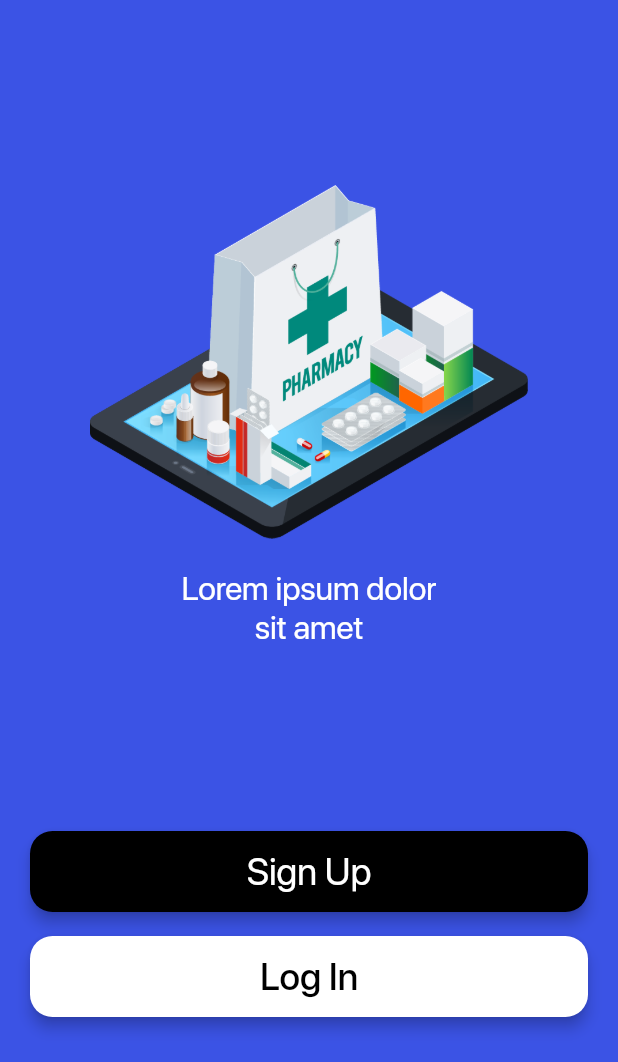
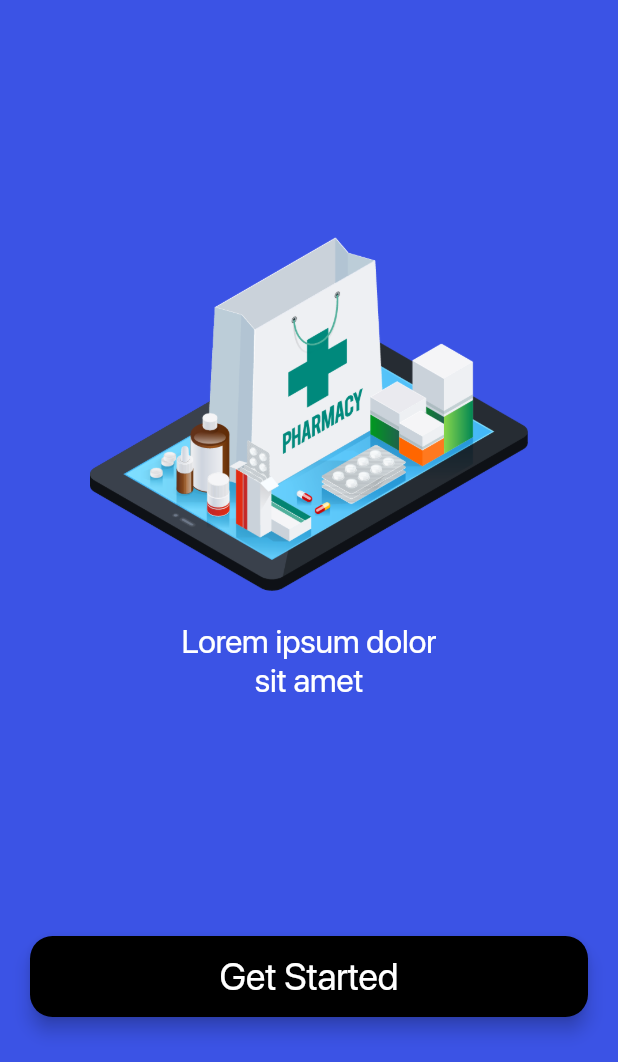
Before and after one commit to Thaanu2001/Medihere, a Flutter app: the screen it shows after launch, on a phone screen of 412 x 824 dp, the part 174-1236 px from its top. Run offline on Flutter 3.47's test engine with Material 2 defaults, Android fonts, the phone set to English and light mode, and no system bars; our stand-ins replace cloud_firestore, firebase_auth, firebase_core; accounts and stored records are empty; project files that could hold a hidden picture were left out.

```diff
--- a/lib/screens/welcome_screen.dart
+++ b/lib/screens/welcome_screen.dart
@@ -53,14 +53,14 @@ class WelcomeScreen extends StatelessWidget {
               mainAxisAlignment: MainAxisAlignment.end,
               children: [
                 Container(
-                  //* Sign Up Button ----------------------------------------------------------------------------------
+                  //* Get Started Button ----------------------------------------------------------------------------------
                   alignment: Alignment.bottomCenter,
-                  margin: EdgeInsets.fromLTRB(20, 0, 20, 8),
+                  margin: EdgeInsets.fromLTRB(20, 0, 20, 30),
                   child: RaisedButton(
                     child: Container(
                       width: double.infinity,
                       child: Text(
-                        'Sign Up',
+                        'Get Started',
                         textAlign: TextAlign.center,
                         style: TextStyle(
                             fontFamily: 'sf',
@@ -70,7 +70,7 @@ class WelcomeScreen extends StatelessWidget {
                         //width: double.infinity,
                       ),
                     ),
-                    elevation: 4,
+                    elevation: 5,
                     highlightColor: Color(0xff101010),
                     color: Colors.black,
                     padding: EdgeInsets.fromLTRB(15, 12, 15, 12),
@@ -83,37 +83,37 @@ class WelcomeScreen extends StatelessWidget {
                     },
                   ),
                 ),
-                Container(
-                  //* Log In Button ----------------------------------------------------------------------------------
-                  alignment: Alignment.bottomCenter,
-                  margin: EdgeInsets.fromLTRB(20, 8, 20, 30),
-                  child: RaisedButton(
-                    child: Container(
-                      width: double.infinity,
-                      child: Text(
-                        'Log In',
-                        textAlign: TextAlign.center,
-                        style: TextStyle(
-                            fontFamily: 'sf',
-                            fontSize: 25,
-                            color: Colors.black,
-                            fontWeight: FontWeight.w500),
-                        //width: double.infinity,
-                      ),
-                    ),
-                    elevation: 4,
-                    highlightColor: Color(0xffcccccc),
-                    color: Colors.white,
-                    padding: EdgeInsets.fromLTRB(15, 12, 15, 12),
-                    shape: RoundedRectangleBorder(
-                      borderRadius: new BorderRadius.circular(15.0),
-                    ),
-                    onPressed: () {
-                      Route route = SlidingTransition(widget: BottomMenuBar());
-                      Navigator.push(context, route);
-                    },
-                  ),
-                ),
+                // Container(
+                //   //* Log In Button ----------------------------------------------------------------------------------
+                //   alignment: Alignment.bottomCenter,
+                //   margin: EdgeInsets.fromLTRB(20, 8, 20, 30),
+                //   child: RaisedButton(
+                //     child: Container(
+                //       width: double.infinity,
+                //       child: Text(
+                //         'Log In',
+                //         textAlign: TextAlign.center,
+                //         style: TextStyle(
+                //             fontFamily: 'sf',
+                //             fontSize: 25,
+                //             color: Colors.black,
+                //             fontWeight: FontWeight.w500),
+                //         //width: double.infinity,
+                //       ),
+                //     ),
+                //     elevation: 4,
+                //     highlightColor: Color(0xffcccccc),
+                //     color: Colors.white,
+                //     padding: EdgeInsets.fromLTRB(15, 12, 15, 12),
+                //     shape: RoundedRectangleBorder(
+                //       borderRadius: new BorderRadius.circular(15.0),
+                //     ),
+                //     onPressed: () {
+                //       Route route = SlidingTransition(widget: BottomMenuBar());
+                //       Navigator.push(context, route);
+                //     },
+                //   ),
+                // ),
               ],
             ),
           ],
--- a/pubspec.yaml
+++ b/pubspec.yaml
@@ -34,6 +34,7 @@ dev_dependencies:
     sdk: flutter
   firebase_auth:
   firebase_core:
+  cloud_firestore:
 
 # For information on the generic Dart part of this file, see the
 # following page: https://dart.dev/tools/pub/pubspec
```
Also changed, not shown: lib/screens/profile_screen.dart (+11 -2 lines), lib/screens/sign_up_screen.dart (+37 -6 lines), lib/screens/verify_number_screen.dart (+8 -5 lines), lib/services/auth_service.dart (+11 -6 lines), pubspec.lock, 1 other file.
